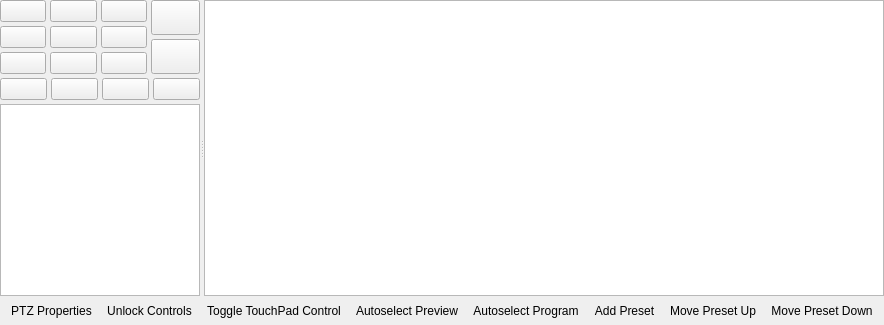
Before: the Qt Designer form src/ptz-controls.ui in glikely/obs-ptz, drawn with Qt 5.
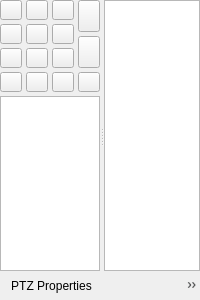
After: the same form once the commit is applied. Icons and pictures are not drawn. Custom widgets are drawn as their Qt base class.

Commit message:
ui: Update Qt6 forms with latest designer output
Simple load and save of the .ui files in the latest version of designer
to clear out trivial changes.

```diff
--- a/src/ptz-controls.ui
+++ b/src/ptz-controls.ui
@@ -2,6 +2,14 @@
 <ui version="4.0">
  <class>PTZControls</class>
  <widget class="QWidget" name="PTZControls">
+  <property name="geometry">
+   <rect>
+    <x>0</x>
+    <y>0</y>
+    <width>200</width>
+    <height>300</height>
+   </rect>
+  </property>
   <property name="contextMenuPolicy">
    <enum>Qt::CustomContextMenu</enum>
   </property>
```
Left out of the diff: 16 changed lines with no effect on the pictures. The commit also changes 1 other file.
